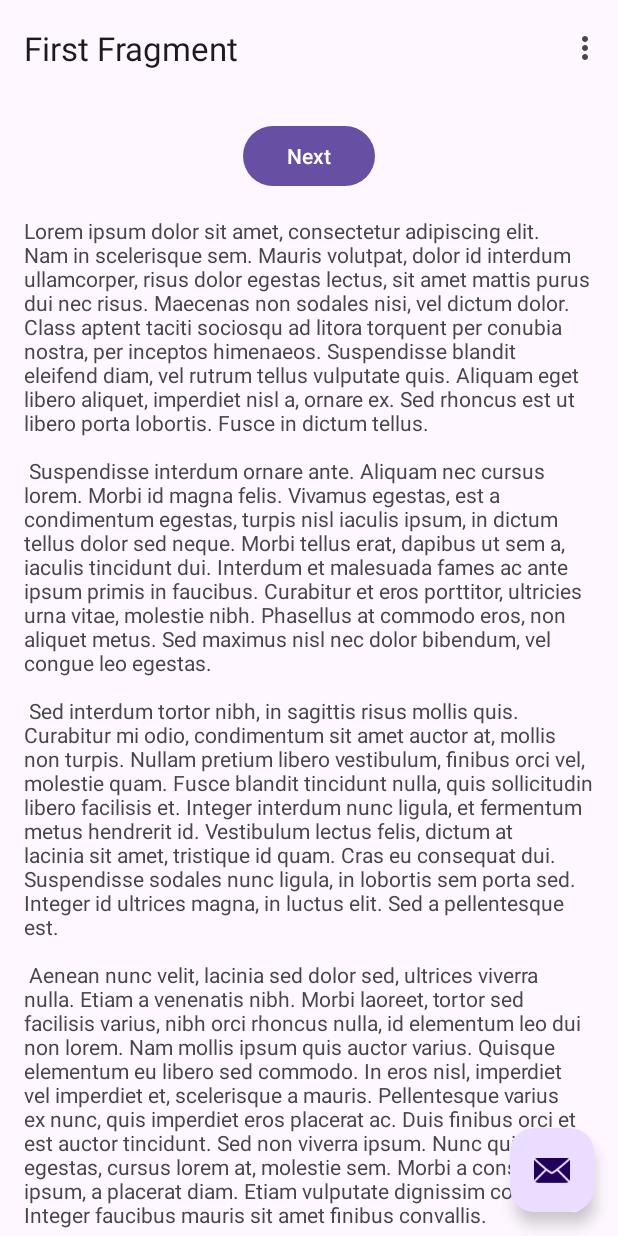
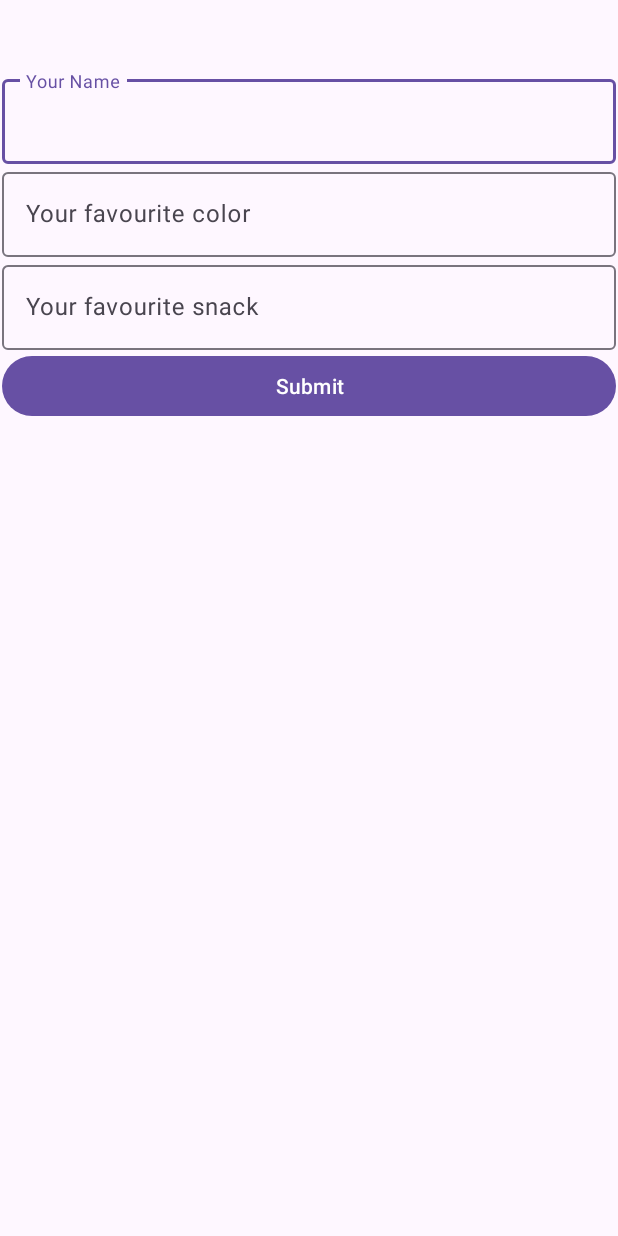
Before and after one commit to nagmabano/activities, an Android app: the screen it shows after launch (MainActivity), on a phone screen of 412 x 824 dp. Run offline under Robolectric (Android 15) with nearby library versions, the phone set to English and light mode, and no system bars; our stand-ins replace navigation-ui.

```diff
--- a/app/src/main/java/com/nagma/myactivities/MainActivity.kt
+++ b/app/src/main/java/com/nagma/myactivities/MainActivity.kt
@@ -9,29 +9,32 @@ import androidx.navigation.ui.navigateUp
 import androidx.navigation.ui.setupActionBarWithNavController
 import android.view.Menu
 import android.view.MenuItem
+import android.widget.Toast
 import com.nagma.myactivities.databinding.ActivityMainBinding
 
 class MainActivity : AppCompatActivity() {
 
     private lateinit var appBarConfiguration: AppBarConfiguration
-    private lateinit var binding: ActivityMainBinding
+private lateinit var binding: ActivityMainBinding
 
     override fun onCreate(savedInstanceState: Bundle?) {
         super.onCreate(savedInstanceState)
 
-        binding = ActivityMainBinding.inflate(layoutInflater)
-        setContentView(binding.root)
+     binding = ActivityMainBinding.inflate(layoutInflater)
+     setContentView(binding.root)
 
-        setSupportActionBar(binding.toolbar)
+     binding.button.setOnClickListener{
+         val name = binding.name.text.toString()
+         val color = binding.color.text.toString()
+         val snack = binding.snack.text.toString()
 
-        val navController = findNavController(R.id.nav_host_fragment_content_main)
-        appBarConfiguration = AppBarConfiguration(navController.graph)
-        setupActionBarWithNavController(navController, appBarConfiguration)
+         val message = getString(R.string.message, name, color,snack)
+         showMessage(message)
+     }
+    }
 
-        binding.fab.setOnClickListener { view ->
-            Snackbar.make(view, "Replace with your own action", Snackbar.LENGTH_LONG)
-                .setAction("Action", null).show()
-        }
+    private fun showMessage(message: String) {
+        Toast.makeText(this, message, Toast.LENGTH_LONG).show()
     }
 
     override fun onCreateOptionsMenu(menu: Menu): Boolean {
--- a/app/src/main/res/layout/activity_main.xml
+++ b/app/src/main/res/layout/activity_main.xml
@@ -1,5 +1,6 @@
 <?xml version="1.0" encoding="utf-8"?>
-<androidx.coordinatorlayout.widget.CoordinatorLayout xmlns:android="http://schemas.android.com/apk/res/android"
+<androidx.constraintlayout.widget.ConstraintLayout
+    xmlns:android="http://schemas.android.com/apk/res/android"
     xmlns:app="http://schemas.android.com/apk/res-auto"
     xmlns:tools="http://schemas.android.com/tools"
     android:layout_width="match_parent"
@@ -7,27 +8,52 @@
     android:fitsSystemWindows="true"
     tools:context=".MainActivity">
 
-    <com.google.android.material.appbar.AppBarLayout
-        android:layout_width="match_parent"
-        android:layout_height="wrap_content"
-        android:fitsSystemWindows="true">
+    <LinearLayout
+        android:layout_width="409dp"
+        android:layout_height="729dp"
+        android:orientation="vertical"
+        app:layout_constraintBottom_toBottomOf="parent"
+        app:layout_constraintEnd_toEndOf="parent"
+        app:layout_constraintStart_toStartOf="parent"
+        app:layout_constraintTop_toTopOf="parent">
 
-        <com.google.android.material.appbar.MaterialToolbar
-            android:id="@+id/toolbar"
+        <com.google.android.material.textfield.TextInputLayout
             android:layout_width="match_parent"
-            android:layout_height="?attr/actionBarSize" />
+            android:layout_height="wrap_content">
 
-    </com.google.android.material.appbar.AppBarLayout>
+            <com.google.android.material.textfield.TextInputEditText
+                android:id="@+id/name"
+                android:layout_width="match_parent"
+                android:layout_height="wrap_content"
+                android:hint="@string/name_label" />
+        </com.google.android.material.textfield.TextInputLayout>
 
-    <include layout="@layout/content_main" />
+        <com.google.android.material.textfield.TextInputLayout
+            android:layout_width="match_parent"
+            android:layout_height="wrap_content">
 
-    <com.google.android.material.floatingactionbutton.FloatingActionButton
-        android:id="@+id/fab"
-        android:layout_width="wrap_content"
-        android:layout_height="wrap_content"
-        android:layout_gravity="bottom|end"
-        android:layout_marginEnd="@dimen/fab_margin"
-        android:layout_marginBottom="16dp"
-        app:srcCompat="@android:drawable/ic_dialog_email" />
+            <com.google.android.material.textfield.TextInputEditText
+                android:id="@+id/color"
+                android:layout_width="match_parent"
+                android:layout_height="wrap_content"
+                android:hint="@string/color_label" />
+        </com.google.android.material.textfield.TextInputLayout>
 
-</androidx.coordinatorlayout.widget.CoordinatorLayout>
+        <com.google.android.material.textfield.TextInputLayout
+            android:layout_width="match_parent"
+            android:layout_height="wrap_content">
+
+            <com.google.android.material.textfield.TextInputEditText
+                android:id="@+id/snack"
+                android:layout_width="match_parent"
+                android:layout_height="wrap_content"
+                android:hint="@string/snack_label" />
+        </com.google.android.material.textfield.TextInputLayout>
+
+        <Button
+            android:id="@+id/button"
+            android:layout_width="match_parent"
+            android:layout_height="wrap_content"
+            android:text="@string/button_label" />
+    </LinearLayout>
+</androidx.constraintlayout.widget.ConstraintLayout>
--- a/app/src/main/res/values/strings.xml
+++ b/app/src/main/res/values/strings.xml
@@ -43,4 +43,9 @@
         libero vel nunc consequat, quis tincidunt nisl eleifend. Cras bibendum enim a justo luctus
         vestibulum. Fusce dictum libero quis erat maximus, vitae volutpat diam dignissim.
     </string>
+    <string name="name_label">Your Name</string>
+    <string name="color_label">Your favourite color</string>
+    <string name="snack_label">Your favourite snack</string>
+    <string name="button_label">Submit</string>
+    <string name="message">Hi %s, your favourite color is %s and your favourite snack is %s</string>
 </resources>
```
